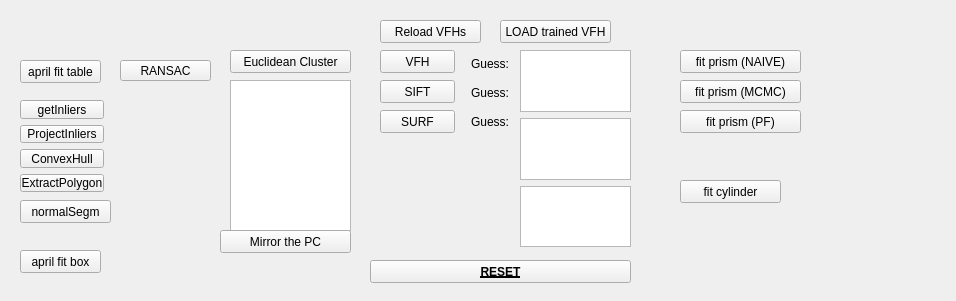
Above: components/objectDetectionTester/src/guiDlg.ui from robocomp/perception before the change. Below: the same form after it.
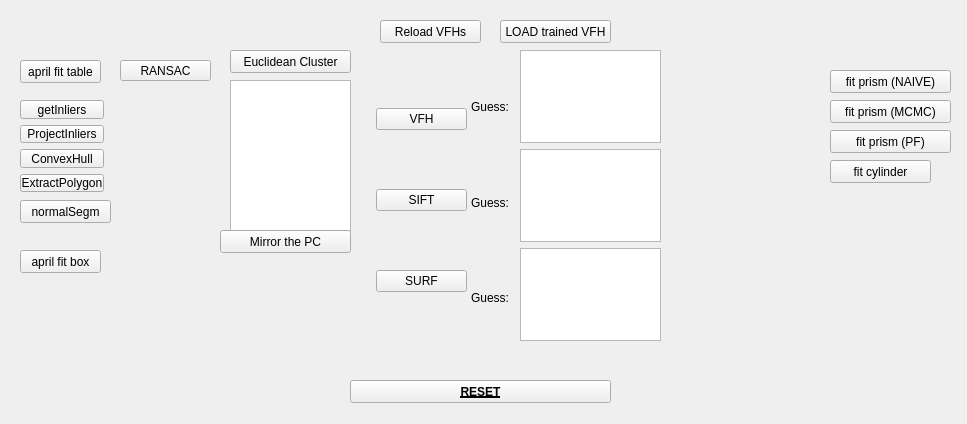
That is the form after the change.

```diff
--- a/components/objectDetectionTester/src/guiDlg.ui
+++ b/components/objectDetectionTester/src/guiDlg.ui
@@ -6,8 +6,8 @@
    <rect>
     <x>0</x>
     <y>0</y>
-    <width>956</width>
-    <height>301</height>
+    <width>967</width>
+    <height>424</height>
    </rect>
   </property>
   <property name="windowTitle">
@@ -29,8 +29,8 @@
   <widget class="QPushButton" name="fit_cylinder_button">
    <property name="geometry">
     <rect>
-     <x>680</x>
-     <y>180</y>
+     <x>830</x>
+     <y>160</y>
      <width>101</width>
      <height>23</height>
     </rect>
@@ -120,50 +120,11 @@
     </rect>
    </property>
   </widget>
-  <widget class="QPushButton" name="vfh_button">
-   <property name="geometry">
-    <rect>
-     <x>380</x>
-     <y>50</y>
-     <width>75</width>
-     <height>23</height>
-    </rect>
-   </property>
-   <property name="text">
-    <string>VFH</string>
-   </property>
-  </widget>
-  <widget class="QPushButton" name="pushButton_2">
-   <property name="geometry">
-    <rect>
-     <x>380</x>
-     <y>80</y>
-     <width>75</width>
-     <height>23</height>
-    </rect>
-   </property>
-   <property name="text">
-    <string>SIFT</string>
-   </property>
-  </widget>
-  <widget class="QPushButton" name="pushButton_3">
-   <property name="geometry">
-    <rect>
-     <x>380</x>
-     <y>110</y>
-     <width>75</width>
-     <height>23</height>
-    </rect>
-   </property>
-   <property name="text">
-    <string>SURF</string>
-   </property>
-  </widget>
   <widget class="QPushButton" name="fit_prism_naive_button">
    <property name="geometry">
     <rect>
-     <x>680</x>
-     <y>50</y>
+     <x>830</x>
+     <y>70</y>
      <width>121</width>
      <height>23</height>
     </rect>
@@ -175,8 +136,8 @@
   <widget class="QPushButton" name="reset_button">
    <property name="geometry">
     <rect>
-     <x>370</x>
-     <y>260</y>
+     <x>350</x>
+     <y>380</y>
      <width>261</width>
      <height>23</height>
     </rect>
@@ -196,9 +157,9 @@
    <property name="geometry">
     <rect>
      <x>471</x>
-     <y>52</y>
-     <width>43</width>
-     <height>81</height>
+     <y>62</y>
+     <width>45</width>
+     <height>281</height>
     </rect>
    </property>
    <layout class="QVBoxLayout" name="verticalLayout">
@@ -230,19 +191,19 @@
     <rect>
      <x>520</x>
      <y>50</y>
-     <width>111</width>
-     <height>197</height>
+     <width>141</width>
+     <height>291</height>
     </rect>
    </property>
    <layout class="QVBoxLayout" name="verticalLayout_2">
     <item>
-     <widget class="QListView" name="vfh_listView"/>
+     <widget class="QListWidget" name="vfh_listView"/>
     </item>
     <item>
-     <widget class="QListView" name="listView_2"/>
+     <widget class="QListWidget" name="listWidget_3"/>
     </item>
     <item>
-     <widget class="QListView" name="listView_3"/>
+     <widget class="QListWidget" name="listWidget"/>
     </item>
    </layout>
   </widget>
@@ -288,8 +249,8 @@
   <widget class="QPushButton" name="fit_prism_mcmc_button">
    <property name="geometry">
     <rect>
-     <x>680</x>
-     <y>80</y>
+     <x>830</x>
+     <y>100</y>
      <width>121</width>
      <height>23</height>
     </rect>
@@ -301,8 +262,8 @@
   <widget class="QPushButton" name="fit_prism_pf_button">
    <property name="geometry">
     <rect>
-     <x>680</x>
-     <y>110</y>
+     <x>830</x>
+     <y>130</y>
      <width>121</width>
      <height>23</height>
     </rect>
@@ -337,6 +298,39 @@
     <string>LOAD trained VFH</string>
    </property>
   </widget>
+  <widget class="QWidget" name="verticalLayoutWidget">
+   <property name="geometry">
+    <rect>
+     <x>376</x>
+     <y>55</y>
+     <width>91</width>
+     <height>291</height>
+    </rect>
+   </property>
+   <layout class="QVBoxLayout" name="verticalLayout_4">
+    <item>
+     <widget class="QPushButton" name="vfh_button">
+      <property name="text">
+       <string>VFH</string>
+      </property>
+     </widget>
+    </item>
+    <item>
+     <widget class="QPushButton" name="pushButton_2">
+      <property name="text">
+       <string>SIFT</string>
+      </property>
+     </widget>
+    </item>
+    <item>
+     <widget class="QPushButton" name="pushButton_3">
+      <property name="text">
+       <string>SURF</string>
+      </property>
+     </widget>
+    </item>
+   </layout>
+  </widget>
  </widget>
  <resources/>
  <connections/>
```
